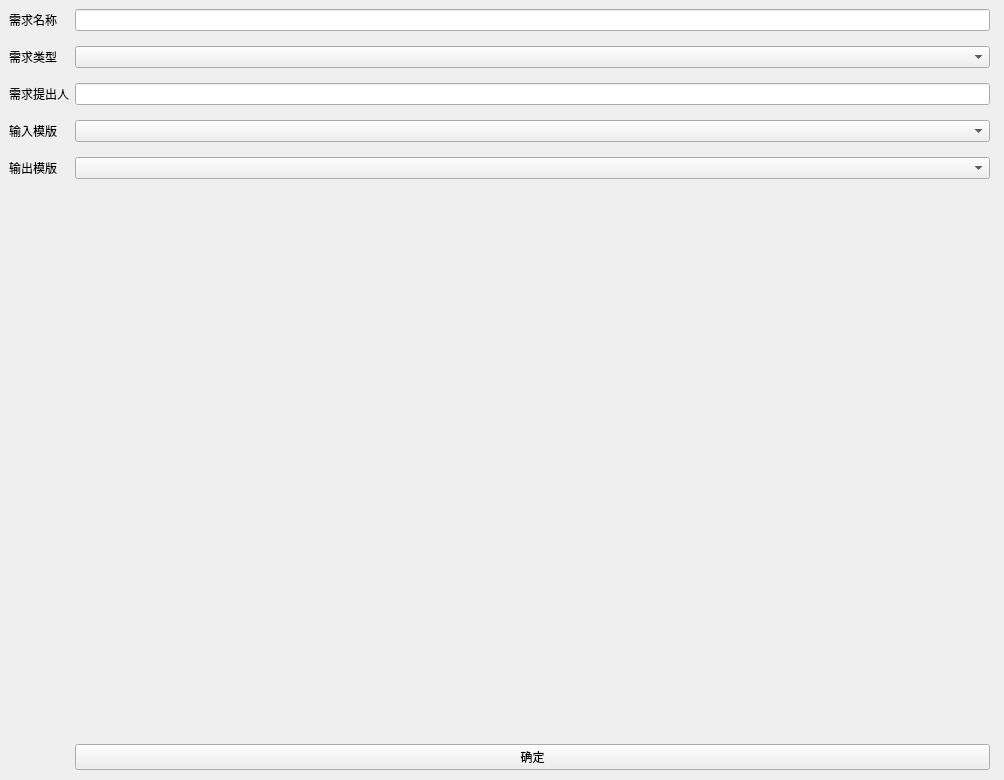
wangminglian/SQL_HELPER, file clinet/ui/create_xq.ui: the form before one commit.
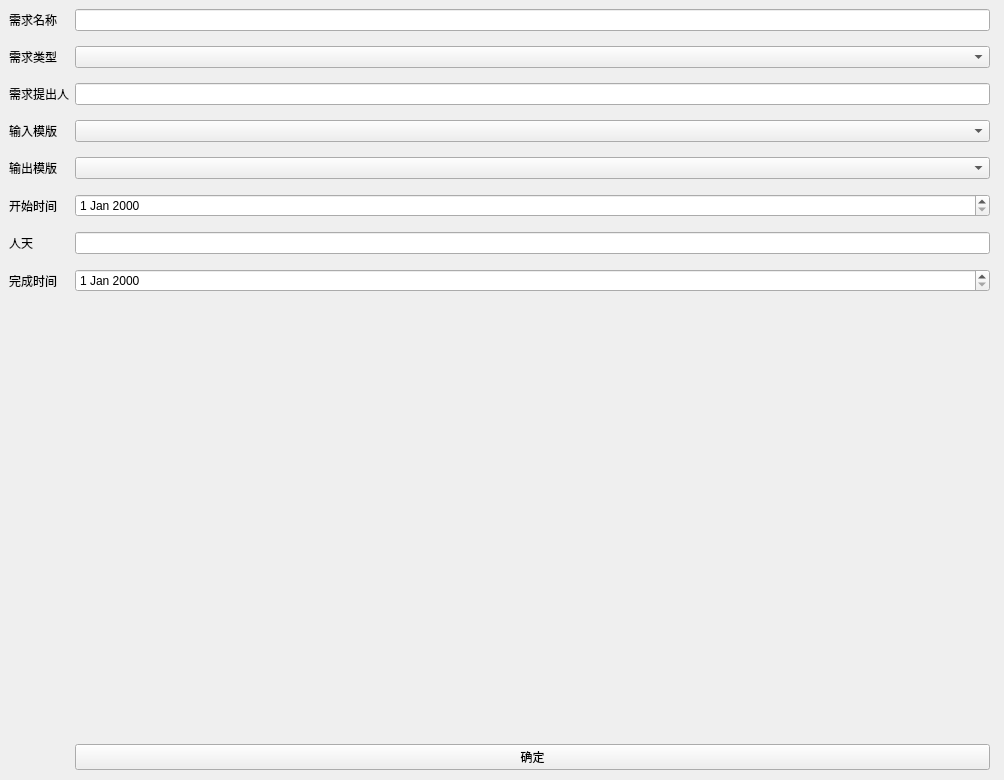
The form after the commit.

What changed in the file:
```diff
--- a/clinet/ui/create_xq.ui
+++ b/clinet/ui/create_xq.ui
@@ -35,6 +35,9 @@
         </property>
        </widget>
       </item>
+      <item row="0" column="1">
+       <widget class="QLineEdit" name="lineEdit"/>
+      </item>
       <item row="1" column="0">
        <widget class="QLabel" name="label_2">
         <property name="text">
@@ -75,10 +78,10 @@
       <item row="4" column="1">
        <widget class="QComboBox" name="comboBox_3"/>
       </item>
-      <item row="5" column="1">
+      <item row="8" column="1">
        <spacer name="verticalSpacer">
         <property name="orientation">
-         <enum>Qt::Vertical</enum>
+         <enum>Qt::Orientation::Vertical</enum>
         </property>
         <property name="sizeHint" stdset="0">
          <size>
@@ -88,15 +91,42 @@
         </property>
        </spacer>
       </item>
-      <item row="6" column="1">
+      <item row="9" column="1">
        <widget class="QPushButton" name="pushButton">
         <property name="text">
          <string>确定</string>
         </property>
        </widget>
       </item>
-      <item row="0" column="1">
-       <widget class="QLineEdit" name="lineEdit"/>
+      <item row="5" column="1">
+       <widget class="QDateEdit" name="da_start_date"/>
+      </item>
+      <item row="5" column="0">
+       <widget class="QLabel" name="label_6">
+        <property name="text">
+         <string>开始时间</string>
+        </property>
+       </widget>
+      </item>
+      <item row="6" column="0">
+       <widget class="QLabel" name="label_7">
+        <property name="text">
+         <string>人天</string>
+        </property>
+       </widget>
+      </item>
+      <item row="6" column="1">
+       <widget class="QLineEdit" name="li_rentian"/>
+      </item>
+      <item row="7" column="1">
+       <widget class="QDateEdit" name="da_end_date"/>
+      </item>
+      <item row="7" column="0">
+       <widget class="QLabel" name="label_8">
+        <property name="text">
+         <string>完成时间</string>
+        </property>
+       </widget>
       </item>
      </layout>
     </item>
```
